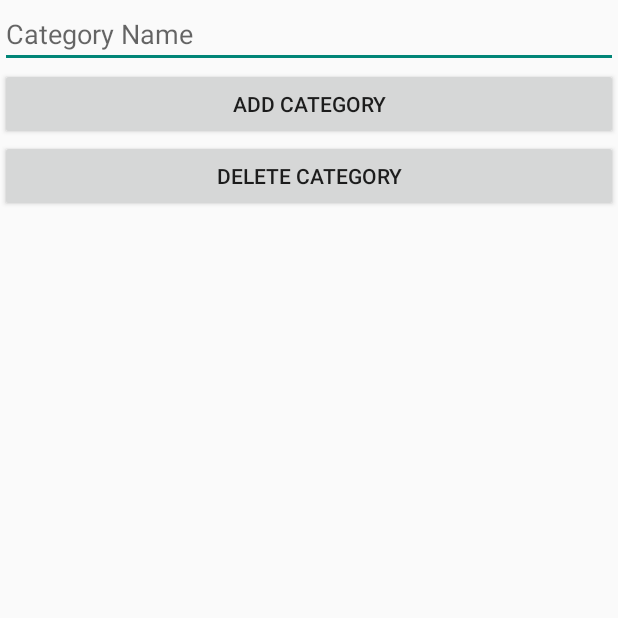
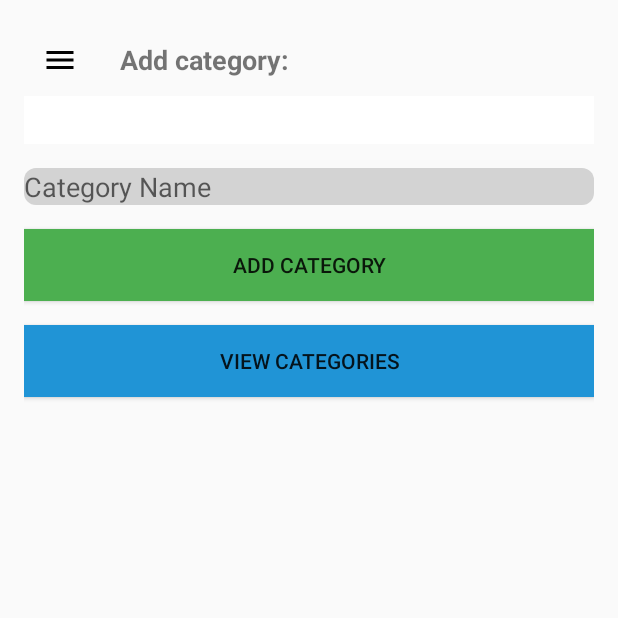
Before and after one commit to AlexMednov/Materialism, an Android app built with Jetpack Compose: the AddCategoryActivity screen opened directly, with no data from a screen before it, on a phone screen of 412 x 824 dp, the top half of it. Run offline under Robolectric (Android 15) with nearby library versions, the phone set to English and light mode, and no system bars; our stand-ins replace FlexboxLayout.

Commit message:
Added popup for adding category, integrated addcategory into design

```diff
--- a/app/src/main/java/com/materialism/AddCategoryActivity.kt
+++ b/app/src/main/java/com/materialism/AddCategoryActivity.kt
@@ -1,15 +1,20 @@
 package com.materialism
 
+import android.content.Intent
 import android.os.Bundle
 import android.widget.Button
 import android.widget.EditText
+import android.widget.ImageView
 import android.widget.TextView
 import androidx.appcompat.app.AppCompatActivity
+import androidx.drawerlayout.widget.DrawerLayout
 import com.google.android.flexbox.FlexboxLayout
-
-data class Category(val name: String)
+import com.google.android.material.navigation.NavigationView
+import com.materialism.utils.DrawerUtils
 
 class AddCategoryActivity : AppCompatActivity() {
+  private lateinit var drawerLayout: DrawerLayout
+  private lateinit var navView: NavigationView
   private lateinit var flexboxLayout: FlexboxLayout
   private var databaseManager = DatabaseManager(this)
 
@@ -18,10 +23,11 @@ class AddCategoryActivity : AppCompatActivity() {
     setContentView(R.layout.activity_add_category)
     databaseManager.open()
 
+    drawerLayout = findViewById(R.id.drawer_layout)
+    navView = findViewById(R.id.nav_view)
     flexboxLayout = findViewById(R.id.flexbox_layout)
 
-    // Load and display existing categories
-    loadCategories().forEach { addCategoryView(it) }
+    DrawerUtils.setupDrawerContent(this, navView, drawerLayout)
 
     val addCategoryButton = findViewById<Button>(R.id.add_category_button)
     addCategoryButton.setOnClickListener {
@@ -34,39 +40,30 @@ class AddCategoryActivity : AppCompatActivity() {
       }
     }
 
-    val deleteCategoryButton = findViewById<Button>(R.id.delete_category_button)
-    deleteCategoryButton.setOnClickListener {
-      val categoryNameEditText = findViewById<EditText>(R.id.category_name)
-      val categoryName = categoryNameEditText.text.toString()
-      if (categoryName.isNotBlank()) {
-        deleteCategory(categoryName)
-        removeCategoryView(categoryName)
-        categoryNameEditText.text.clear()
-      }
+    val viewCategoriesButton = findViewById<Button>(R.id.view_categories_button)
+    viewCategoriesButton.setOnClickListener {
+      val intent = Intent(this, ViewCategoriesActivity::class.java)
+      startActivity(intent)
     }
+
+    val icMenu = findViewById<ImageView>(R.id.ic_menu)
+    icMenu.setOnClickListener { DrawerUtils.openDrawer(drawerLayout) }
+
+    // Load and display existing categories
+    loadCategories().forEach { addCategoryView(it) }
   }
 
   private fun addCategoryView(categoryName: String) {
-    val textView = TextView(this)
+    val textView = TextView(this)  // Initialize textView here
     textView.text = categoryName
     textView.tag = categoryName // Set tag to identify the view later
-    val params =
-        FlexboxLayout.LayoutParams(
-            FlexboxLayout.LayoutParams.WRAP_CONTENT, FlexboxLayout.LayoutParams.WRAP_CONTENT)
+    val params = FlexboxLayout.LayoutParams(
+      FlexboxLayout.LayoutParams.WRAP_CONTENT, FlexboxLayout.LayoutParams.WRAP_CONTENT
+    )
     params.setMargins(10, 10, 10, 10) // Add margins
     textView.layoutParams = params
 
     flexboxLayout.addView(textView)
-  }
-
-  private fun removeCategoryView(categoryName: String) {
-    for (i in 0 until flexboxLayout.childCount) {
-      val view = flexboxLayout.getChildAt(i)
-      if (view is TextView && view.tag == categoryName) {
-        flexboxLayout.removeView(view)
-        break
-      }
-    }
   }
 
   private fun loadCategories(): ArrayList<String> {
--- a/app/src/main/java/com/materialism/RequestActivity.kt
+++ b/app/src/main/java/com/materialism/RequestActivity.kt
@@ -11,6 +11,7 @@ import androidx.drawerlayout.widget.DrawerLayout
 import androidx.recyclerview.widget.LinearLayoutManager
 import androidx.recyclerview.widget.RecyclerView
 import com.google.android.material.navigation.NavigationView
+import com.materialism.utils.DrawerUtils
 
 class RequestActivity : ComponentActivity() {
 
--- a/app/src/main/res/drawable/bg_spinner.xml
+++ b/app/src/main/res/drawable/bg_spinner.xml
@@ -3,7 +3,7 @@
     <item>
         <shape android:shape="rectangle">
             <solid android:color="#E0E0E0"/>
-            <corners android:radius="16dp"/>
+            <corners android:radius="30dp"/>
         </shape>
     </item>
     <item android:drawable="@drawable/ic_arrow_down" android:right="16dp" android:gravity="end|center_vertical"/>
--- /dev/null
+++ b/app/src/main/res/drawable/bg_spinner_category.xml
@@ -0,0 +1,4 @@
+<shape xmlns:android="http://schemas.android.com/apk/res/android">
+    <solid android:color="#6200EE"/>
+    <corners android:radius="16dp"/>
+</shape>
--- a/app/src/main/res/layout/activity_add_category.xml
+++ b/app/src/main/res/layout/activity_add_category.xml
@@ -1,29 +1,79 @@
-<LinearLayout xmlns:android="http://schemas.android.com/apk/res/android"
+<?xml version="1.0" encoding="utf-8"?>
+<androidx.drawerlayout.widget.DrawerLayout xmlns:android="http://schemas.android.com/apk/res/android"
+    xmlns:app="http://schemas.android.com/apk/res-auto"
+    android:id="@+id/drawer_layout"
+    android:layout_width="match_parent"
+    android:layout_height="match_parent">
+
+    <LinearLayout
         android:layout_width="match_parent"
         android:layout_height="match_parent"
-    android:orientation="vertical">
+        android:orientation="vertical"
+        android:padding="16dp">
+
+        <LinearLayout
+            android:layout_width="match_parent"
+            android:layout_height="wrap_content"
+            android:orientation="horizontal"
+            android:gravity="center_vertical">
+
+            <ImageView
+                android:id="@+id/ic_menu"
+                android:layout_width="48dp"
+                android:layout_height="48dp"
+                android:padding="12dp"
+                android:src="@drawable/ic_menu"
+                android:contentDescription="@string/menu"
+                android:background="?attr/selectableItemBackgroundBorderless" />
+
+            <TextView
+                android:layout_width="wrap_content"
+                android:layout_height="wrap_content"
+                android:text="Add category:"
+                android:textSize="18sp"
+                android:textStyle="bold"
+                android:layout_marginStart="16dp" />
+        </LinearLayout>
 
         <com.google.android.flexbox.FlexboxLayout
             android:id="@+id/flexbox_layout"
             android:layout_width="match_parent"
-        android:layout_height="wrap_content" />
+            android:layout_height="wrap_content"
+            android:padding="16dp"
+            android:background="@color/white" />
 
         <EditText
             android:id="@+id/category_name"
             android:layout_width="match_parent"
             android:layout_height="wrap_content"
-        android:hint="Category Name" />
+            android:hint="Category Name"
+            android:layout_marginTop="16dp"
+            android:background="@drawable/bg_item_image" />
 
         <Button
             android:id="@+id/add_category_button"
             android:layout_width="match_parent"
             android:layout_height="wrap_content"
-        android:text="Add Category" />
+            android:text="Add Category"
+            android:layout_marginTop="16dp"
+            android:background="@color/green" />
 
         <Button
-        android:id="@+id/delete_category_button"
+            android:id="@+id/view_categories_button"
             android:layout_width="match_parent"
             android:layout_height="wrap_content"
-        android:text="Delete Category" />
+            android:text="View Categories"
+            android:layout_marginTop="16dp"
+            android:background="@color/blue" />
 
     </LinearLayout>
+
+    <com.google.android.material.navigation.NavigationView
+        android:id="@+id/nav_view"
+        android:layout_width="wrap_content"
+        android:layout_height="match_parent"
+        android:layout_gravity="start"
+        android:background="@color/blue">
+        <include layout="@layout/burger_menu_layout" />
+    </com.google.android.material.navigation.NavigationView>
+</androidx.drawerlayout.widget.DrawerLayout>
--- a/app/src/main/res/layout/custom_spinner_item.xml
+++ b/app/src/main/res/layout/custom_spinner_item.xml
@@ -3,6 +3,6 @@
     android:layout_width="match_parent"
     android:layout_height="wrap_content"
     android:padding="8dp"
-    android:gravity="center_vertical"
+    android:textSize="16sp"
     android:textColor="@android:color/black"
-    android:textSize="16sp" />
+    android:gravity="center" />
--- a/app/src/main/res/values/strings.xml
+++ b/app/src/main/res/values/strings.xml
@@ -6,6 +6,8 @@
     <string name="history">History</string>
     <string name="title_activity_design_main_page">DesignMainPageActivity</string>
     <string name="title_activity_add_item">AddItemActivity</string>
+    <string name="title_activity_add_subcategory">AddSubcategoryActivity</string>
+    <string name="title_activity_view_categories">ViewCategoriesActivity</string>
     <string name="title_activity_view_items">ViewItemsActivity</string>
     <string name="title_activity_register">RegisterActivity</string>
     <string name="title_activity_view_friends">ViewFriendsActivity</string>
```
Also changed, not shown: app/src/main/AndroidManifest.xml (+10 -0 lines), app/src/main/java/com/materialism/AddSubcategoryActivity.kt (added, +95 -0 lines), app/src/main/java/com/materialism/CategoryAdapter.kt (added, +34 -0 lines), app/src/main/java/com/materialism/DesignMainPageActivity.kt (+31 -2 lines), app/src/main/java/com/materialism/ViewCategoriesActivity.kt (added, +83 -0 lines), app/src/main/res/layout/activity_add_subcategory.xml (added, +77 -0 lines), app/src/main/res/layout/activity_view_categories.xml (added, +49 -0 lines), app/src/main/res/menu/menu_fab_options.xml (added, +12 -0 lines). Lines whose indentation alone changed are shown as unchanged.
